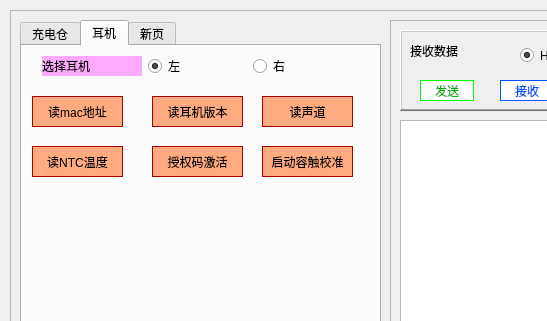
First picture: the form in mainwindow.ui, repository LinZephyr/mew_tw200_test, before the edit; both pictures show x 0 to 547 and y 0 to 321 of the 1267 by 744 pixel window.
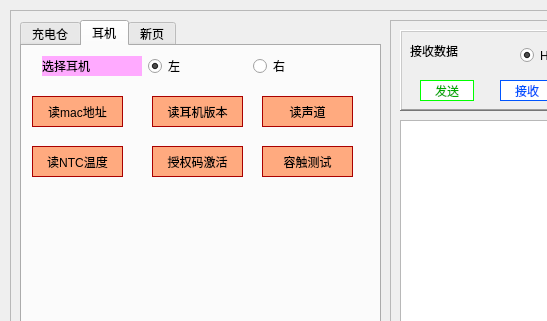
Second picture: the form after the edit. Icons and pictures are not drawn.

Commit message: <feat>  实现容触测试命令.

Patch:
```diff
--- a/mainwindow.ui
+++ b/mainwindow.ui
@@ -488,7 +488,7 @@
 border-width: 1px;</string>
        </property>
        <property name="text">
-        <string>启动容触校准</string>
+        <string>容触测试</string>
        </property>
       </widget>
      </widget>
```
Left out of the diff: 2 changed lines with no effect on the pictures. The commit also changes 6 other files.
